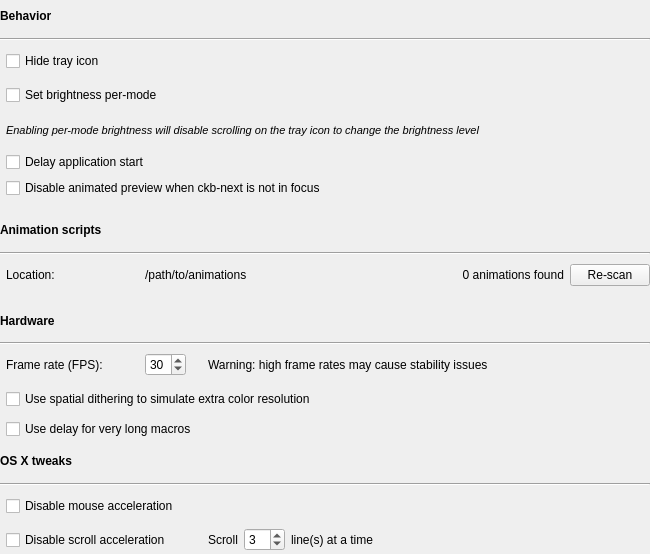
ckb-next/ckb-next, file src/gui/extrasettingswidget.ui: the form before one commit.
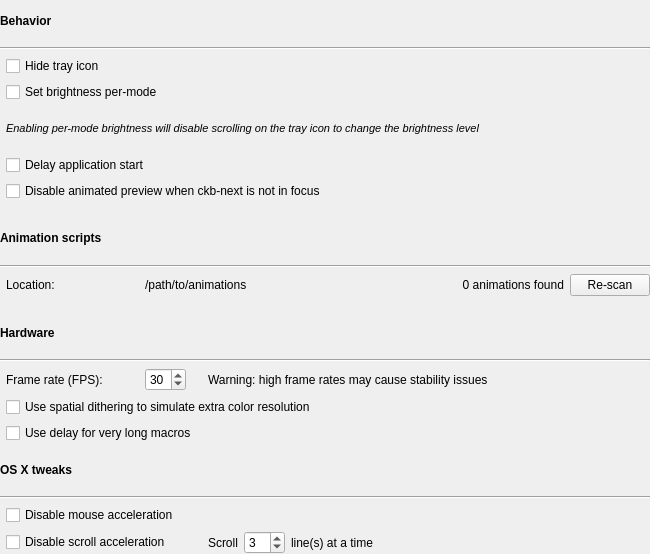
The form after the commit.

Commit message: Remove unneeded spacers in ExtraSettingsWidget

Diff of the .ui file:
```diff
--- a/src/gui/extrasettingswidget.ui
+++ b/src/gui/extrasettingswidget.ui
@@ -52,38 +52,6 @@
      </property>
     </spacer>
    </item>
-   <item row="18" column="0">
-    <spacer name="verticalSpacer_9">
-     <property name="orientation">
-      <enum>Qt::Vertical</enum>
-     </property>
-     <property name="sizeType">
-      <enum>QSizePolicy::Fixed</enum>
-     </property>
-     <property name="sizeHint" stdset="0">
-      <size>
-       <width>0</width>
-       <height>28</height>
-      </size>
-     </property>
-    </spacer>
-   </item>
-   <item row="2" column="0">
-    <spacer name="verticalSpacer">
-     <property name="orientation">
-      <enum>Qt::Vertical</enum>
-     </property>
-     <property name="sizeType">
-      <enum>QSizePolicy::Fixed</enum>
-     </property>
-     <property name="sizeHint" stdset="0">
-      <size>
-       <width>0</width>
-       <height>28</height>
-      </size>
-     </property>
-    </spacer>
-   </item>
    <item row="24" column="1" colspan="6">
     <widget class="QCheckBox" name="mAccelBox">
      <property name="toolTip">
@@ -130,38 +98,6 @@
      </property>
     </widget>
    </item>
-   <item row="20" column="1">
-    <spacer name="verticalSpacer_7">
-     <property name="orientation">
-      <enum>Qt::Vertical</enum>
-     </property>
-     <property name="sizeType">
-      <enum>QSizePolicy::Fixed</enum>
-     </property>
-     <property name="sizeHint" stdset="0">
-      <size>
-       <width>20</width>
-       <height>10</height>
-      </size>
-     </property>
-    </spacer>
-   </item>
-   <item row="25" column="0">
-    <spacer name="verticalSpacer_11">
-     <property name="orientation">
-      <enum>Qt::Vertical</enum>
-     </property>
-     <property name="sizeType">
-      <enum>QSizePolicy::Fixed</enum>
-     </property>
-     <property name="sizeHint" stdset="0">
-      <size>
-       <width>0</width>
-       <height>28</height>
-      </size>
-     </property>
-    </spacer>
-   </item>
    <item row="12" column="0" colspan="7">
     <widget class="Line" name="line_3">
      <property name="orientation">
@@ -195,22 +131,6 @@
      </property>
     </widget>
    </item>
-   <item row="19" column="0">
-    <spacer name="verticalSpacer_8">
-     <property name="orientation">
-      <enum>Qt::Vertical</enum>
-     </property>
-     <property name="sizeType">
-      <enum>QSizePolicy::Fixed</enum>
-     </property>
-     <property name="sizeHint" stdset="0">
-      <size>
-       <width>0</width>
-       <height>28</height>
-      </size>
-     </property>
-    </spacer>
-   </item>
    <item row="18" column="2">
     <spacer name="horizontalSpacer_2">
      <property name="orientation">
@@ -227,22 +147,6 @@
      </property>
     </spacer>
    </item>
-   <item row="13" column="0">
-    <spacer name="verticalSpacer_4">
-     <property name="orientation">
-      <enum>Qt::Vertical</enum>
-     </property>
-     <property name="sizeType">
-      <enum>QSizePolicy::Fixed</enum>
-     </property>
-     <property name="sizeHint" stdset="0">
-      <size>
-       <width>0</width>
-       <height>28</height>
-      </size>
-     </property>
-    </spacer>
-   </item>
    <item row="18" column="3">
     <widget class="QSpinBox" name="fpsBox">
      <property name="minimum">
@@ -256,22 +160,6 @@
      </property>
     </widget>
    </item>
-   <item row="3" column="0">
-    <spacer name="verticalSpacer_3">
-     <property name="orientation">
-      <enum>Qt::Vertical</enum>
-     </property>
-     <property name="sizeType">
-      <enum>QSizePolicy::Fixed</enum>
-     </property>
-     <property name="sizeHint" stdset="0">
-      <size>
-       <width>0</width>
-       <height>28</height>
-      </size>
-     </property>
-    </spacer>
-   </item>
    <item row="20" column="1" colspan="6">
     <widget class="QCheckBox" name="delayBox">
      <property name="toolTip">
@@ -398,22 +286,6 @@
      </item>
     </layout>
    </item>
-   <item row="24" column="0">
-    <spacer name="verticalSpacer_10">
-     <property name="orientation">
-      <enum>Qt::Vertical</enum>
-     </property>
-     <property name="sizeType">
-      <enum>QSizePolicy::Fixed</enum>
-     </property>
-     <property name="sizeHint" stdset="0">
-      <size>
-       <width>0</width>
-       <height>28</height>
-      </size>
-     </property>
-    </spacer>
-   </item>
    <item row="22" column="0" colspan="7">
     <widget class="QLabel" name="osxLabel">
      <property name="font">
```
